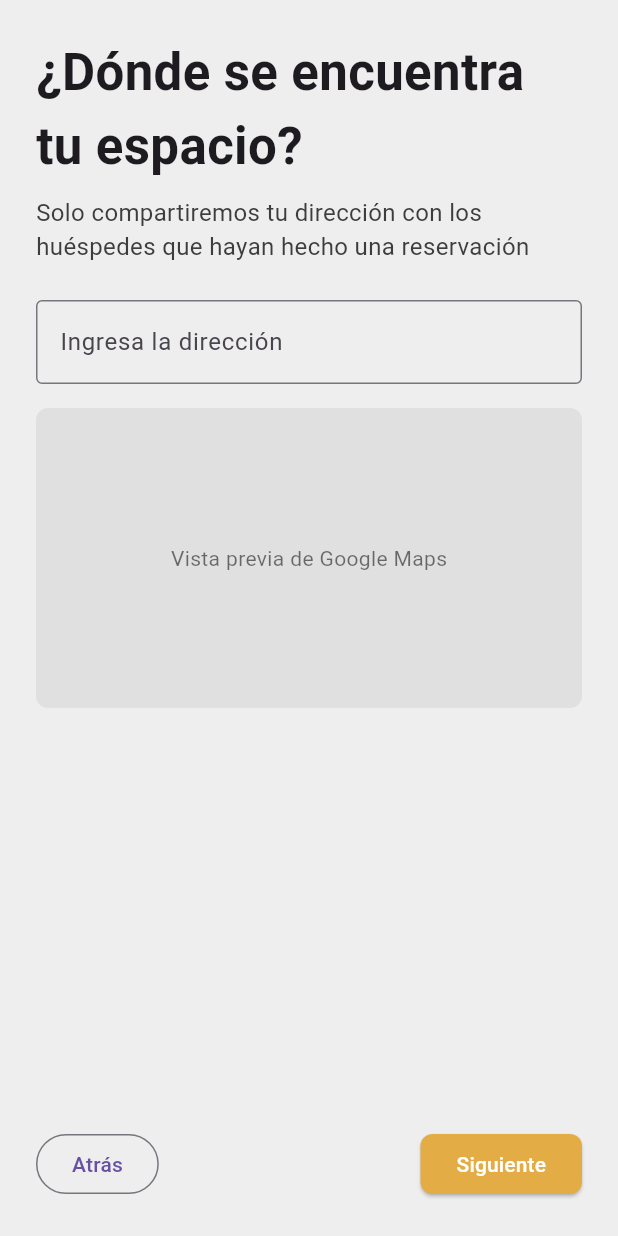
After one commit to Aplicaciones-Moviles-WV61-Grupo4/NestHubApp, a Flutter app: the LocationSettingScreen screen opened directly, on a phone screen of 412 x 824 dp. The commit adds this screen. Run offline on Flutter 3.47's test engine with Material 3 defaults, Android fonts, the phone set to English and light mode, and no system bars; our stand-ins replace google_maps_flutter.

Commit message:
feat: added location setting screen

```diff
--- /dev/null
+++ b/lib/location_setting_screen.dart
@@ -0,0 +1,79 @@
+import 'package:flutter/material.dart';
+
+class LocationSettingScreen extends StatelessWidget {
+  const LocationSettingScreen({super.key});
+
+  @override
+  Widget build(BuildContext context) {
+    return Scaffold(
+      backgroundColor: Colors.grey[200],
+      body: SafeArea(
+        child: Padding(
+          padding: const EdgeInsets.all(24.0),
+          child: Column(
+            crossAxisAlignment: CrossAxisAlignment.start,
+            children: [
+              const Text(
+                '¿Dónde se encuentra tu espacio?',
+                style: TextStyle(
+                  fontSize: 34,
+                  fontWeight: FontWeight.bold,
+                ),
+              ),
+              const SizedBox(height: 8),
+              const Text(
+                'Solo compartiremos tu dirección con los huéspedes que hayan hecho una reservación',
+                style: TextStyle(
+                  fontSize: 16,
+                  color: Color.fromARGB(255, 61, 61, 61),
+                ),
+              ),
+              const SizedBox(height: 24),
+              const TextField(
+                decoration: InputDecoration(
+                  labelText: 'Ingresa la dirección',
+                  border: OutlineInputBorder(),
+                ),
+              ),
+              const SizedBox(height: 16),
+              Container(
+                height: 200,
+                decoration: BoxDecoration(
+                  color: Colors.grey[300],
+                  borderRadius: BorderRadius.circular(8),
+                ),
+                child: const Center(
+                  child: Text(
+                    'Vista previa de Google Maps',
+                    style: TextStyle(color: Colors.black54),
+                  ),
+                ),
+              ),
+              const Spacer(),
+              Row(
+                mainAxisAlignment: MainAxisAlignment.spaceBetween,
+                children: [
+                  OutlinedButton(
+                    onPressed: () {},
+                    child: const Text('Atrás'),
+                  ),
+                  ElevatedButton(
+                    onPressed: () {},
+                    style: ElevatedButton.styleFrom(
+                      backgroundColor: const Color(0xFFE4AC44),
+                      foregroundColor: Colors.white,
+                      shape: RoundedRectangleBorder(
+                        borderRadius: BorderRadius.circular(8),
+                      ),
+                    ),
+                    child: const Text('Siguiente'),
+                  ),
+                ],
+              ),
+            ],
+          ),
+        ),
+      ),
+    );
+  }
+}
--- a/lib/login_screen.dart
+++ b/lib/login_screen.dart
@@ -38,7 +38,8 @@ class LoginScreen extends StatelessWidget {
                         labelStyle: const TextStyle(color: Colors.black),
                         hintText: 'correo eléctronico',
                         hintStyle: TextStyle(color: Colors.grey[200]),
-                        contentPadding: const EdgeInsets.symmetric(horizontal: 16, vertical: 12),
+                        contentPadding: const EdgeInsets.symmetric(
+                            horizontal: 16, vertical: 12),
                         border: InputBorder.none,
                       ),
                     ),
@@ -50,7 +51,8 @@ class LoginScreen extends StatelessWidget {
                         labelStyle: const TextStyle(color: Colors.black),
                         hintText: 'contraseña',
                         hintStyle: TextStyle(color: Colors.grey[200]),
-                        contentPadding: const EdgeInsets.symmetric(horizontal: 16, vertical: 12),
+                        contentPadding: const EdgeInsets.symmetric(
+                            horizontal: 16, vertical: 12),
                         border: InputBorder.none,
                       ),
                     ),
```
